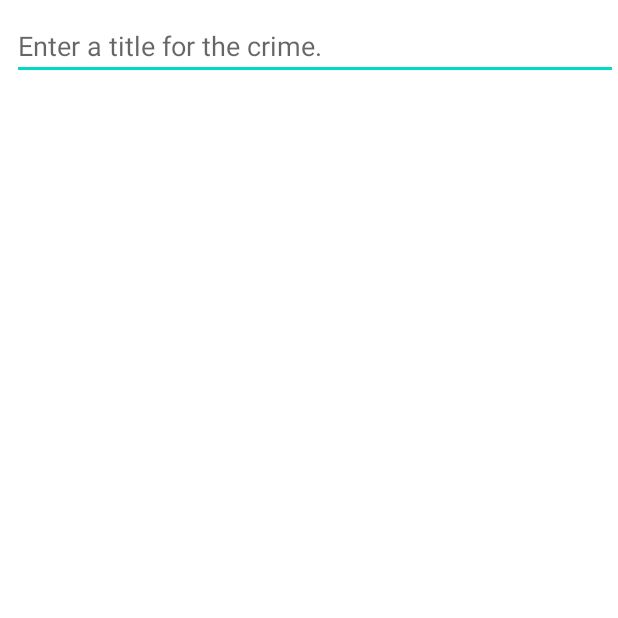
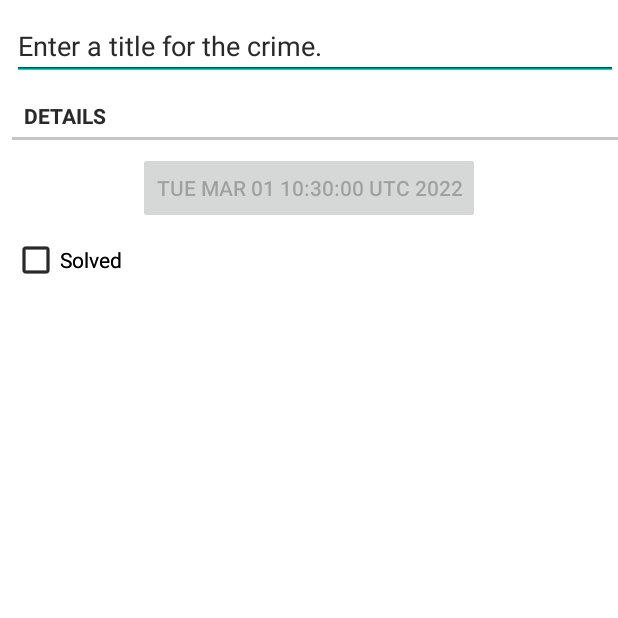
Before and after one commit to Salad7/BigNerdRanch-Android, an Android app: the screen it shows after launch (CrimeActivity), on a phone screen of 412 x 824 dp, the top half of it. Run offline under Robolectric (Android 15) with nearby library versions, the phone set to English and light mode, and no system bars; 1 statement that could not run was skipped.

Commit message:
page 174

```diff
--- a/CriminalIntent2/app/src/main/java/com/example/criminalintent/Crime.java
+++ b/CriminalIntent2/app/src/main/java/com/example/criminalintent/Crime.java
@@ -1,14 +1,18 @@
 package com.example.criminalintent;
 
+import java.util.Date;
 import java.util.UUID;
 
 public class Crime {
 
     private UUID mId;
     private String mTitle;
+    private Date mDate;
+    private boolean mSolved;
 
     public Crime(){
         mId = UUID.randomUUID();
+        mDate = new Date();
     }
 
     public UUID getmId() {
@@ -23,6 +27,22 @@ public class Crime {
         return mTitle;
     }
 
+    public Date getDate(){
+        return mDate;
+    }
+
+    public void setDate(Date d){
+        mDate = d;
+    }
+
+    public void setSolved(boolean solved){
+        mSolved = solved;
+    }
+
+    public Boolean getSolved(){
+        return mSolved;
+    }
+
     public void setmTitle(String mTitle) {
         this.mTitle = mTitle;
     }
--- a/CriminalIntent2/app/src/main/java/com/example/criminalintent/CrimeActivity.java
+++ b/CriminalIntent2/app/src/main/java/com/example/criminalintent/CrimeActivity.java
@@ -1,21 +1,16 @@
 package com.example.criminalintent;
 
-import androidx.appcompat.app.AppCompatActivity;
+import androidx.fragment.app.Fragment;
 import androidx.fragment.app.FragmentActivity;
 import androidx.fragment.app.FragmentManager;
 
 import android.os.Bundle;
 
-public class CrimeActivity extends FragmentActivity {
+public class CrimeActivity extends SingleFragmentActivity {
 
 
-    FragmentManager fragmentManager;
-    @Override
-    protected void onCreate(Bundle savedInstanceState) {
-        super.onCreate(savedInstanceState);
-        setContentView(R.layout.activity_main);
-        fragmentManager = getSupportFragmentManager();
-        fragmentManager.beginTransaction().add(R.id.fragment_container,new CrimeFragment()).commit();
-
-    }
+@Override
+    protected Fragment createFragment(){
+    return new CrimeFragment();
 }
+}
--- a/CriminalIntent2/app/src/main/java/com/example/criminalintent/CrimeFragment.java
+++ b/CriminalIntent2/app/src/main/java/com/example/criminalintent/CrimeFragment.java
@@ -6,6 +6,9 @@ import android.text.TextWatcher;
 import android.view.LayoutInflater;
 import android.view.View;
 import android.view.ViewGroup;
+import android.widget.Button;
+import android.widget.CheckBox;
+import android.widget.CompoundButton;
 import android.widget.EditText;
 
 import androidx.annotation.NonNull;
@@ -15,6 +18,8 @@ import androidx.fragment.app.Fragment;
 public class CrimeFragment extends Fragment {
     private Crime mCrime;
     private EditText mTitleField;
+    private Button mDateButton;
+    private CheckBox mSolvedCheckBox;
 
     @Override
     public void onCreate(@Nullable Bundle savedInstanceState) {
@@ -27,6 +32,18 @@ public class CrimeFragment extends Fragment {
         View v = inflater.inflate(R.layout.fragment_crime,container,false);
         mTitleField = v.findViewById(R.id.crime_title);
         mCrime = new Crime();
+        mDateButton = v.findViewById(R.id.crime_date);
+        mSolvedCheckBox = v.findViewById(R.id.crime_solved);
+
+        mDateButton.setText(mCrime.getDate().toString());
+        mDateButton.setEnabled(false);
+
+        mSolvedCheckBox.setOnCheckedChangeListener(new CompoundButton.OnCheckedChangeListener() {
+            @Override
+            public void onCheckedChanged(CompoundButton compoundButton, boolean b) {
+                mCrime.setSolved(b);
+            }
+        });
         mTitleField.addTextChangedListener(new TextWatcher() {
             @Override
             public void beforeTextChanged(CharSequence charSequence, int i, int i1, int i2) {
--- /dev/null
+++ b/CriminalIntent2/app/src/main/java/com/example/criminalintent/CrimeListActivity.java
@@ -0,0 +1,4 @@
+package com.example.criminalintent;
+
+public class CrimeListActivity {
+}
--- /dev/null
+++ b/CriminalIntent2/app/src/main/java/com/example/criminalintent/SingleFragmentActivity.java
@@ -0,0 +1,27 @@
+package com.example.criminalintent;
+
+import android.os.Bundle;
+
+import androidx.fragment.app.Fragment;
+import androidx.fragment.app.FragmentActivity;
+import androidx.fragment.app.FragmentManager;
+
+public abstract class SingleFragmentActivity extends FragmentActivity {
+    protected abstract Fragment createFragment();
+
+    FragmentManager fragmentManager;
+    Fragment fragment = fragmentManager.findFragmentById(R.id.fragment_container);
+
+    @Override
+    protected void onCreate(Bundle savedInstanceState) {
+        super.onCreate(savedInstanceState);
+        setContentView(R.layout.activity_fragment);
+        fragmentManager = getSupportFragmentManager();
+        fragmentManager.beginTransaction().add(R.id.fragment_container,new CrimeFragment()).commit();
+        if(fragment == null){
+            fragment = createFragment();
+            fragmentManager.beginTransaction().add(R.id.fragment_container, fragment).commit();
+        }
+
+    }
+}
--- a/CriminalIntent2/app/src/main/res/layout/fragment_crime.xml
+++ b/CriminalIntent2/app/src/main/res/layout/fragment_crime.xml
@@ -20,4 +20,35 @@
         app:layout_constraintHorizontal_bias="0.0"
         app:layout_constraintStart_toStartOf="parent"
         app:layout_constraintTop_toTopOf="parent" />
+
+    <TextView
+        android:id="@+id/textView"
+        android:layout_width="match_parent"
+        android:layout_height="wrap_content"
+        android:text="@string/crime_details_label"
+        android:layout_marginTop="8dp"
+        android:layout_marginStart="8dp"
+        style="?android:listSeparatorTextViewStyle"
+        app:layout_constraintStart_toStartOf="parent"
+        app:layout_constraintTop_toBottomOf="@+id/crime_title" />
+
+    <Button
+        android:id="@+id/crime_date"
+        android:layout_width="wrap_content"
+        android:layout_height="wrap_content"
+        android:text="-"
+        android:layout_marginTop="8dp"
+        app:layout_constraintEnd_toEndOf="parent"
+        app:layout_constraintStart_toStartOf="parent"
+        app:layout_constraintTop_toBottomOf="@+id/textView" />
+
+    <CheckBox
+        android:id="@+id/crime_solved"
+        android:layout_width="wrap_content"
+        android:layout_height="wrap_content"
+        android:text="Solved"
+        android:layout_marginStart="8dp"
+        android:layout_marginTop="8dp"
+        app:layout_constraintStart_toStartOf="parent"
+        app:layout_constraintTop_toBottomOf="@+id/crime_date" />
 </androidx.constraintlayout.widget.ConstraintLayout>
--- a/CriminalIntent2/app/src/main/res/values/strings.xml
+++ b/CriminalIntent2/app/src/main/res/values/strings.xml
@@ -1,4 +1,7 @@
 <resources>
     <string name="app_name">CriminalIntent</string>
     <string name="crime_title_hint">Enter a title for the crime.</string>
+    <string name="crime_title_label">Title</string>
+    <string name="crime_details_label">Details</string>
+    <string name="crime_solved_label">Solved</string>
 </resources>
--- a/Mudae/app/src/main/java/com/example/mudae/MainActivity.java
+++ b/Mudae/app/src/main/java/com/example/mudae/MainActivity.java
@@ -44,6 +44,7 @@ public class MainActivity extends AppCompatActivity {
                 roll_name.setText(mudaes.get(randomVal).name);
                 roll_rank.setText(mudaes.get(randomVal).rank+"");
 
+
             }
         });
 
```
Also changed, not shown: CriminalIntent2/app/src/main/java/com/example/criminalintent/CrimeLab.java (added, +45 -0 lines), CriminalIntent2/app/src/main/res/layout/activity_fragment.xml (renamed from CriminalIntent2/app/src/main/res/layout/activity_main.xml).
